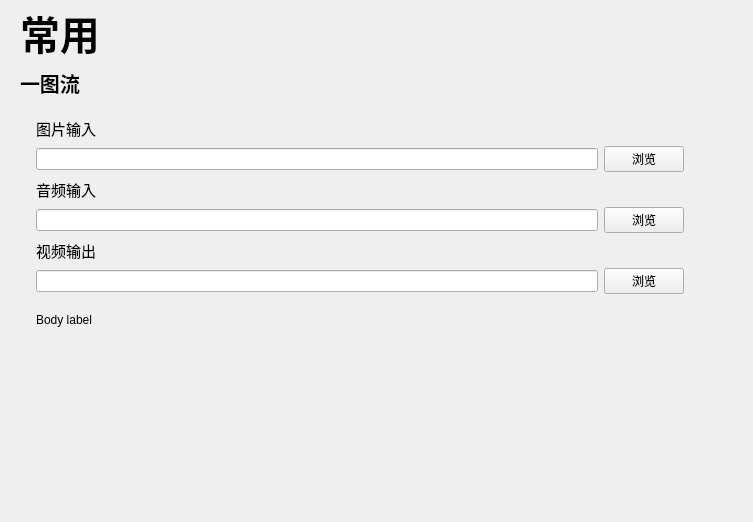
The window that UI/common.ui (Eanya-Tonic/MihiroToolbox) describes before a commit, drawn with Qt 5.
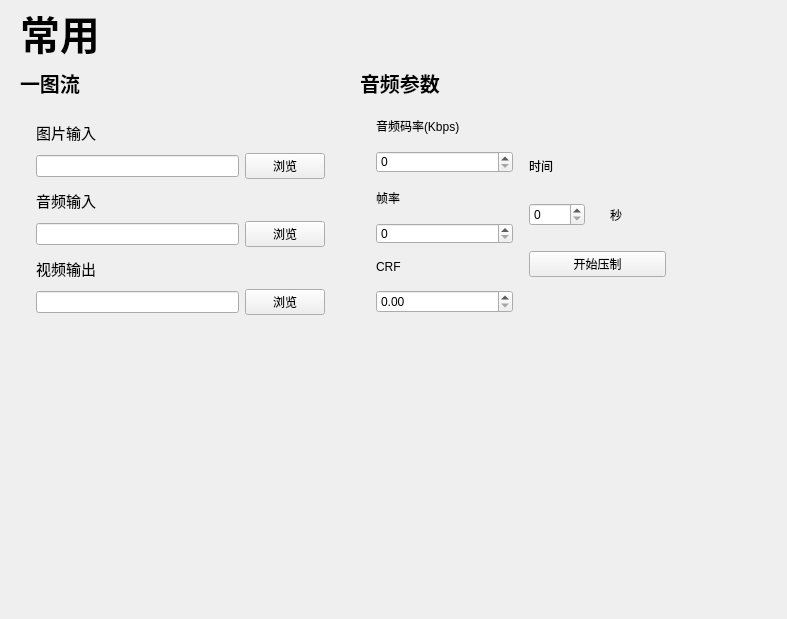
The same window after the commit. Custom widgets are drawn as their Qt base class.

What changed in the file:
```diff
--- a/UI/common.ui
+++ b/UI/common.ui
@@ -6,8 +6,8 @@
    <rect>
     <x>0</x>
     <y>0</y>
-    <width>753</width>
-    <height>522</height>
+    <width>787</width>
+    <height>619</height>
    </rect>
   </property>
   <property name="windowTitle">
@@ -46,8 +46,8 @@
     <rect>
      <x>20</x>
      <y>70</y>
-     <width>680</width>
-     <height>285</height>
+     <width>321</width>
+     <height>261</height>
     </rect>
    </property>
    <layout class="QVBoxLayout" name="File">
@@ -186,12 +186,146 @@
          </item>
         </layout>
        </item>
-       <item row="3" column="0">
-        <widget class="BodyLabel" name="BodyLabel">
-         <property name="text">
-          <string>Body label</string>
+      </layout>
+     </widget>
+    </item>
+   </layout>
+  </widget>
+  <widget class="QWidget" name="">
+   <property name="geometry">
+    <rect>
+     <x>360</x>
+     <y>70</y>
+     <width>322</width>
+     <height>259</height>
+    </rect>
+   </property>
+   <layout class="QGridLayout" name="gridLayout_6">
+    <item row="0" column="0">
+     <widget class="SubtitleLabel" name="FileTitle_2">
+      <property name="maximumSize">
+       <size>
+        <width>16777215</width>
+        <height>25</height>
+       </size>
+      </property>
+      <property name="font">
+       <font>
+        <family>微软雅黑</family>
+        <pointsize>15</pointsize>
+        <weight>75</weight>
+        <bold>true</bold>
+       </font>
+      </property>
+      <property name="text">
+       <string>音频参数</string>
+      </property>
+     </widget>
+    </item>
+    <item row="1" column="0">
+     <widget class="SimpleCardWidget" name="SimpleCardWidget">
+      <layout class="QHBoxLayout" name="horizontalLayout">
+       <property name="spacing">
+        <number>16</number>
+       </property>
+       <property name="leftMargin">
+        <number>16</number>
+       </property>
+       <property name="topMargin">
+        <number>16</number>
+       </property>
+       <property name="rightMargin">
+        <number>16</number>
+       </property>
+       <property name="bottomMargin">
+        <number>16</number>
+       </property>
+       <item>
+        <layout class="QVBoxLayout" name="verticalLayout_4">
+         <item>
+          <layout class="QVBoxLayout" name="verticalLayout">
+           <item>
+            <widget class="BodyLabel" name="BodyLabel">
+             <property name="text">
+              <string>音频码率(Kbps)</string>
+             </property>
+            </widget>
+           </item>
+           <item>
+            <widget class="SpinBox" name="SpinBox"/>
+           </item>
+          </layout>
+         </item>
+         <item>
+          <layout class="QVBoxLayout" name="verticalLayout_2">
+           <item>
+            <widget class="BodyLabel" name="BodyLabel_2">
+             <property name="text">
+              <string>帧率</string>
+             </property>
+            </widget>
+           </item>
+           <item>
+            <widget class="SpinBox" name="SpinBox_2"/>
+           </item>
+          </layout>
+         </item>
+         <item>
+          <layout class="QVBoxLayout" name="verticalLayout_3">
+           <item>
+            <widget class="BodyLabel" name="BodyLabel_3">
+             <property name="text">
+              <string>CRF</string>
+             </property>
+            </widget>
+           </item>
+           <item>
+            <widget class="DoubleSpinBox" name="DoubleSpinBox"/>
+           </item>
+          </layout>
+         </item>
+        </layout>
+       </item>
+       <item>
+        <layout class="QVBoxLayout" name="verticalLayout_5">
+         <property name="spacing">
+          <number>25</number>
          </property>
-        </widget>
+         <property name="topMargin">
+          <number>36</number>
+         </property>
+         <property name="bottomMargin">
+          <number>36</number>
+         </property>
+         <item>
+          <layout class="QGridLayout" name="gridLayout_5">
+           <item row="0" column="0">
+            <widget class="BodyLabel" name="BodyLabel_4">
+             <property name="text">
+              <string>时间</string>
+             </property>
+            </widget>
+           </item>
+           <item row="1" column="0">
+            <widget class="SpinBox" name="SpinBox_3"/>
+           </item>
+           <item row="1" column="1">
+            <widget class="BodyLabel" name="BodyLabel_5">
+             <property name="text">
+              <string>秒</string>
+             </property>
+            </widget>
+           </item>
+          </layout>
+         </item>
+         <item>
+          <widget class="PrimaryPushButton" name="PrimaryPushButton">
+           <property name="text">
+            <string>开始压制</string>
+           </property>
+          </widget>
+         </item>
+        </layout>
        </item>
       </layout>
      </widget>
@@ -205,6 +339,11 @@
    <extends>QPushButton</extends>
    <header>qfluentwidgets</header>
   </customwidget>
+  <customwidget>
+   <class>PrimaryPushButton</class>
+   <extends>PushButton</extends>
+   <header>qfluentwidgets</header>
+  </customwidget>
   <customwidget>
    <class>CardWidget</class>
    <extends>QFrame</extends>
@@ -237,6 +376,16 @@
    <extends>QLineEdit</extends>
    <header>qfluentwidgets</header>
   </customwidget>
+  <customwidget>
+   <class>SpinBox</class>
+   <extends>QSpinBox</extends>
+   <header>qfluentwidgets</header>
+  </customwidget>
+  <customwidget>
+   <class>DoubleSpinBox</class>
+   <extends>QDoubleSpinBox</extends>
+   <header>qfluentwidgets</header>
+  </customwidget>
  </customwidgets>
  <resources/>
  <connections/>
```
